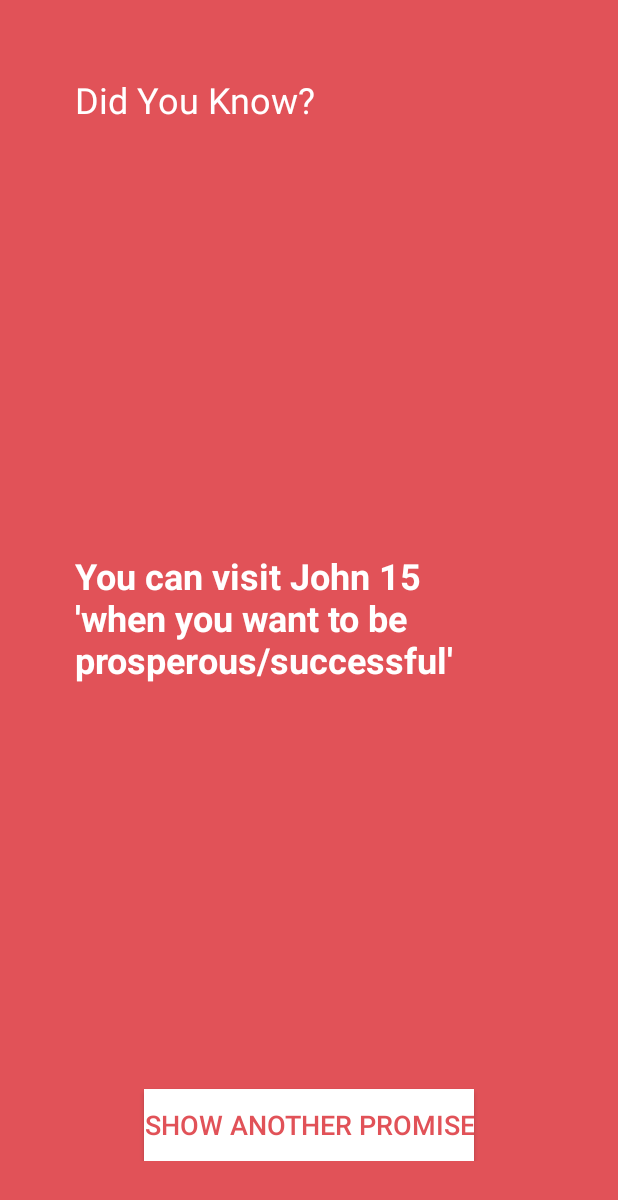
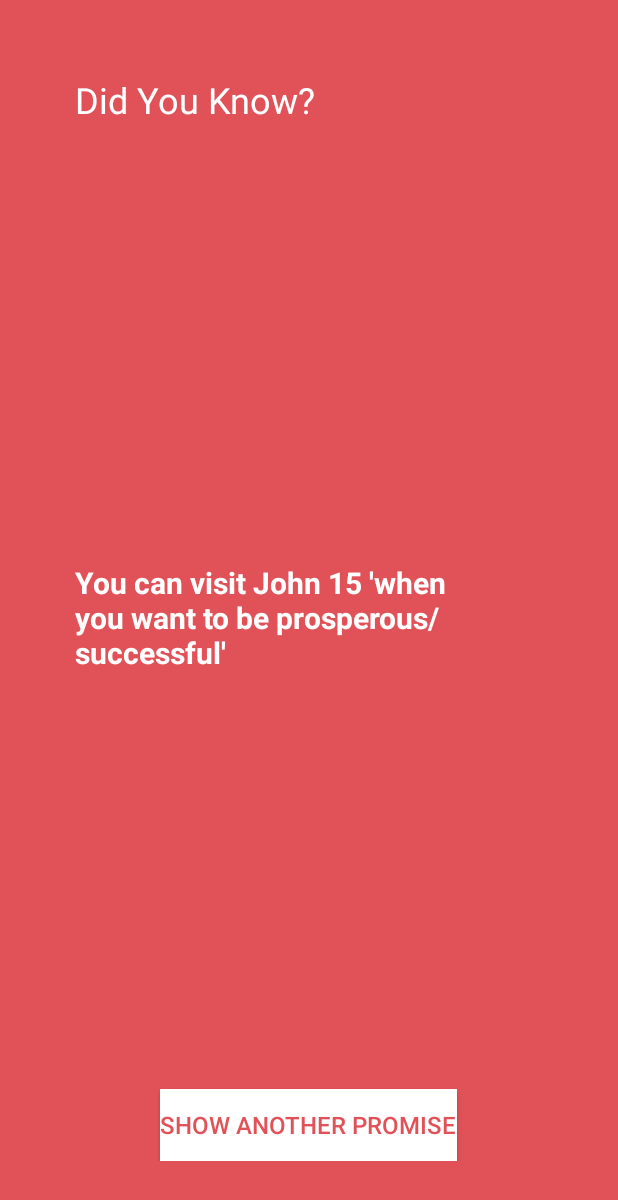
Before and after one commit to Joycechidi/GodsPromises, an Android app: the screen it shows after launch (PromiseActivity), after a tap on "SHOW ANOTHER PROMISE", on a phone screen of 412 x 824 dp. Shown: the top 1200 px of the screen. Run offline under Robolectric (Android 15) with nearby library versions, the phone set to English and light mode, and no system bars.

```diff
--- a/app/src/main/res/layout/activity_promise.xml
+++ b/app/src/main/res/layout/activity_promise.xml
@@ -19,18 +19,6 @@
         android:textSize="24sp"
         android:textColor="@android:color/white"/>
 
-    <TextView
-        android:text="@string/god_s_promises_never_fail"
-        android:layout_width="wrap_content"
-        android:layout_height="wrap_content"
-        android:layout_centerVertical="true"
-        android:layout_marginRight="15dp"
-        android:layout_marginEnd="15dp"
-        android:id="@+id/PromiseTextView"
-        android:textSize="24sp"
-        android:textColor="@android:color/white"
-        android:textStyle="bold"/>
-
     <Button
         android:text="@string/show_another_promise"
         android:layout_width="wrap_content"
@@ -39,7 +27,19 @@
         android:layout_centerHorizontal="true"
         android:id="@+id/AnotherPromiseButton"
         android:background="@android:color/white"
-        android:textSize="18sp"
+        android:textSize="16sp"
         android:textColor="#ff33b5e5"/>
 
+    <TextView
+        android:text="@string/god_s_promises_never_fail"
+        android:layout_width="wrap_content"
+        android:layout_height="wrap_content"
+        android:id="@+id/PromiseTextView"
+        android:textSize="20sp"
+        android:textColor="@android:color/white"
+        android:textStyle="bold"
+        android:layout_centerVertical="true"
+        android:layout_alignRight="@+id/AnotherPromiseButton"
+        android:layout_alignEnd="@+id/AnotherPromiseButton"/>
+
 </RelativeLayout>
```
Also changed, not shown: 2 other files.
